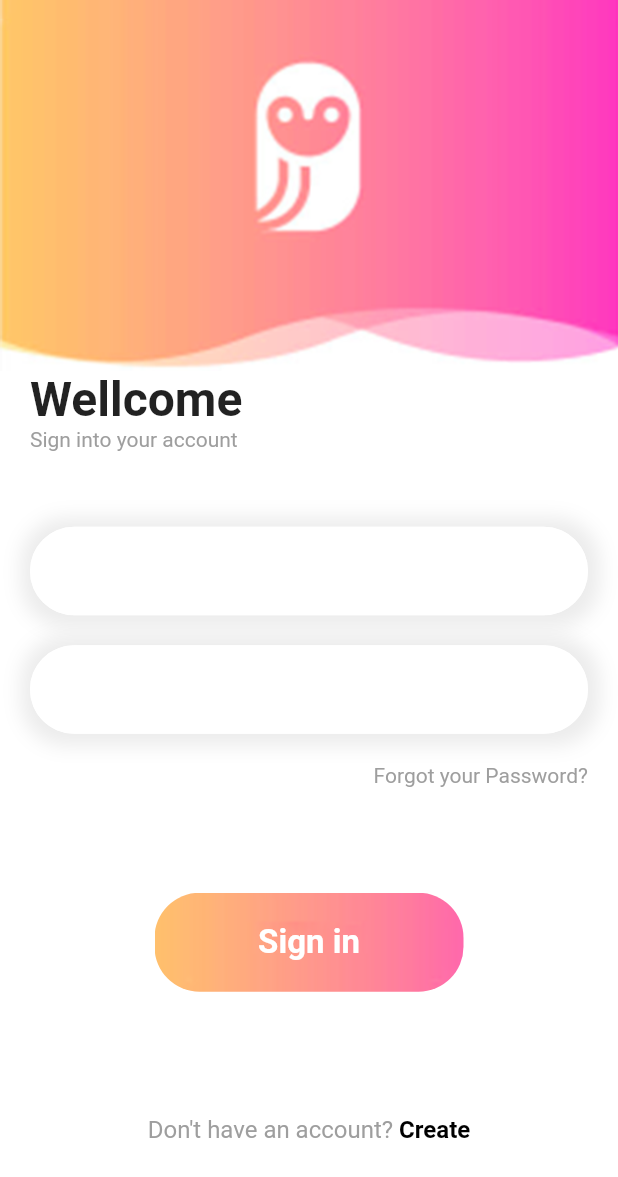
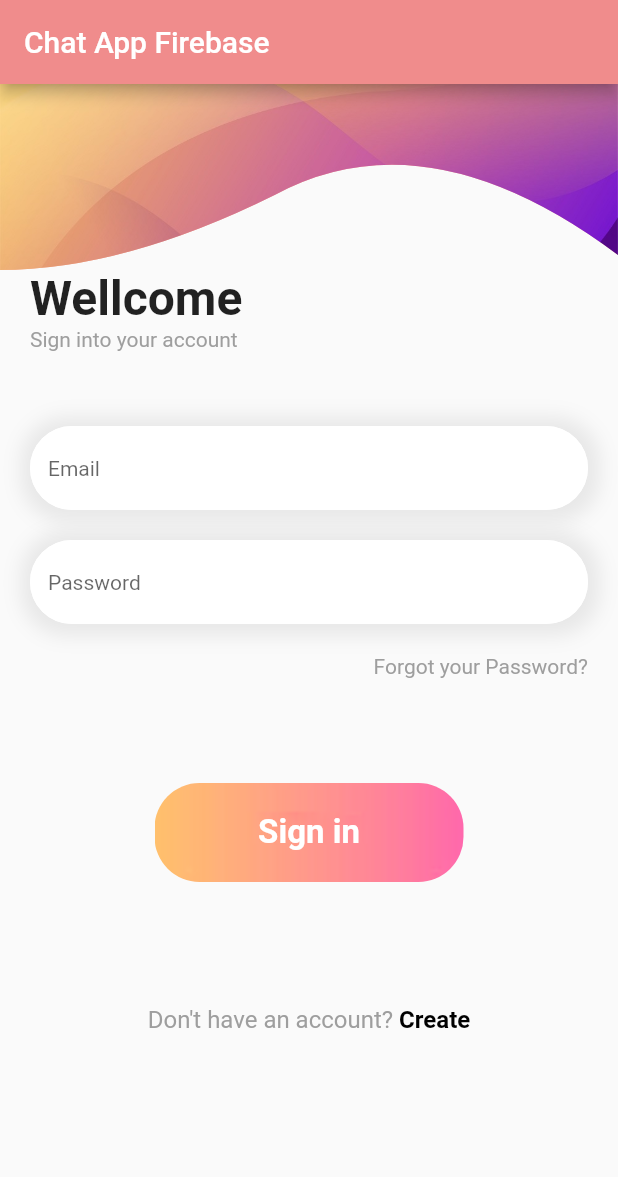
Before and after one commit to Ado2211/chat_app_firebase, a Flutter app: the screen it shows after launch, on a phone screen of 412 x 824 dp. Shown: the top 1177 px of the screen. Run offline on Flutter 3.47's test engine with Material 2 defaults, Android fonts, the phone set to English and light mode, and no system bars; our stand-ins replace firebase_auth, firebase_core, get; accounts and stored records are empty.

Commit message:
login page, assets

```diff
--- /dev/null
+++ b/lib/clipper.dart
@@ -0,0 +1,79 @@
+import 'package:flutter/material.dart';
+
+class MyWaveClipper extends StatelessWidget {
+  @override
+  Widget build(BuildContext context) {
+    return Scaffold(
+        appBar: AppBar(
+            title: Text("Chat App Firebase"),
+            backgroundColor: const Color.fromARGB(255, 240, 140, 140)),
+        body: Container(
+            child: Stack(
+          children: <Widget>[
+            //stack overlaps widgets
+            Opacity(
+              //semi red clippath with more height and with 0.5 opacity
+              opacity: 0.5,
+              child: ClipPath(
+                clipper: WaveClipper(), //set our custom wave clipper
+                child: Container(
+                  color: Colors.deepOrangeAccent,
+                  height: 200,
+                ),
+              ),
+            ),
+
+            ClipPath(
+              //upper clippath with less height
+              clipper: WaveClipper(), //set our custom wave clipper.
+              child: Container(
+                padding: EdgeInsets.only(bottom: 50),
+                decoration: BoxDecoration(
+                  image: DecorationImage(
+                      image: AssetImage("assets/img/loginimg.jpg"),
+                      fit: BoxFit.cover),
+                ),
+                height: 180,
+                alignment: Alignment.center,
+              ),
+            ),
+          ],
+        )));
+  }
+}
+
+//Costom CLipper class with Path
+class WaveClipper extends CustomClipper<Path> {
+  @override
+  Path getClip(Size size) {
+    var path = new Path();
+    path.lineTo(
+        0, size.height); //start path with this if you are making at bottom
+
+    var firstStart = Offset(size.width / 5, size.height);
+    //fist point of quadratic bezier curve
+    var firstEnd = Offset(size.width / 2.25, size.height - 50.0);
+    //second point of quadratic bezier curve
+    path.quadraticBezierTo(
+        firstStart.dx, firstStart.dy, firstEnd.dx, firstEnd.dy);
+
+    var secondStart =
+        Offset(size.width - (size.width / 3.24), size.height - 105);
+    //third point of quadratic bezier curve
+    var secondEnd = Offset(size.width, size.height - 10);
+    //fourth point of quadratic bezier curve
+    path.quadraticBezierTo(
+        secondStart.dx, secondStart.dy, secondEnd.dx, secondEnd.dy);
+
+    path.lineTo(
+        size.width, 0); //end with this path if you are making wave at bottom
+    path.close();
+    return path;
+  }
+
+  @override
+  bool shouldReclip(CustomClipper<Path> oldClipper) {
+    return false; //if new instance have different instance than old instance
+    //then you must return true;
+  }
+}
--- a/lib/pages/login_page.dart
+++ b/lib/pages/login_page.dart
@@ -1,7 +1,12 @@
+import 'package:chat_app_firebase/pages/register_page.dart';
+import 'package:flutter/gestures.dart';
 import 'package:flutter/material.dart';
+import 'package:get/get.dart';
+
+import '../clipper.dart';
 
 class LoginPage extends StatefulWidget {
-  const LoginPage({super.key});
+  const LoginPage({Key? key}) : super(key: key);
 
   @override
   _LoginPageState createState() => _LoginPageState();
@@ -10,20 +15,23 @@ class LoginPage extends StatefulWidget {
 class _LoginPageState extends State<LoginPage> {
   @override
   Widget build(BuildContext context) {
-    double w = MediaQuery.of(context).size.width;
-    double h = MediaQuery.of(context).size.height;
+    double w = Get.size.width;
+    double h = Get.size.height;
     return Scaffold(
-      backgroundColor: Colors.white,
-      body: Column(
-        children: [
-          Container(
-            width: w,
-            height: h * 0.3,
-            decoration: BoxDecoration(
-              image: DecorationImage(
-                  image: AssetImage("img/loginimg.png"), fit: BoxFit.cover),
+      appBar: AppBar(
+        toolbarHeight: 180,
+        backgroundColor: Colors.transparent,
+        elevation: 0.0,
+        flexibleSpace: ClipPath(
+          child: MyWaveClipper(),
         ),
       ),
+      body: SizedBox(
+        height: h,
+        width: w,
+        child: SingleChildScrollView(
+          child: Column(
+            children: [
               Container(
                 margin: const EdgeInsets.only(left: 20, right: 20),
                 width: w,
@@ -32,7 +40,8 @@ class _LoginPageState extends State<LoginPage> {
                   children: [
                     Text(
                       "Wellcome",
-                  style: TextStyle(fontSize: 32, fontWeight: FontWeight.bold),
+                      style:
+                          TextStyle(fontSize: 32, fontWeight: FontWeight.bold),
                     ),
                     Text(
                       "Sign into your account",
@@ -56,7 +65,9 @@ class _LoginPageState extends State<LoginPage> {
                                 color: Colors.grey.withOpacity(0.2))
                           ]),
                       child: TextField(
+                        style: TextStyle(fontSize: 14),
                         decoration: InputDecoration(
+                          hintText: "Email",
                           focusedBorder: OutlineInputBorder(
                               borderRadius: BorderRadius.circular(30),
                               borderSide:
@@ -85,7 +96,9 @@ class _LoginPageState extends State<LoginPage> {
                                 color: Colors.grey.withOpacity(0.2))
                           ]),
                       child: TextField(
+                        style: TextStyle(fontSize: 14),
                         decoration: InputDecoration(
+                          hintText: "Password",
                           focusedBorder: OutlineInputBorder(
                               borderRadius: BorderRadius.circular(30),
                               borderSide:
@@ -126,7 +139,8 @@ class _LoginPageState extends State<LoginPage> {
                 decoration: BoxDecoration(
                   borderRadius: BorderRadius.circular(30),
                   image: DecorationImage(
-                  image: AssetImage("img/loginbtn.png"), fit: BoxFit.cover),
+                      image: AssetImage("assets/img/loginbtn.png"),
+                      fit: BoxFit.cover),
                 ),
                 child: Center(
                   child: Text(
@@ -152,12 +166,15 @@ class _LoginPageState extends State<LoginPage> {
                             color: Colors.black,
                             fontSize: 16,
                             fontWeight: FontWeight.bold),
-                )
+                        recognizer: TapGestureRecognizer()
+                          ..onTap = () => Get.to(() => RegisterPage()))
                   ],
                 ),
               )
             ],
           ),
+        ),
+      ),
     );
   }
 }
--- a/pubspec.yaml
+++ b/pubspec.yaml
@@ -65,7 +65,7 @@ flutter:
 
   # To add assets to your application, add an assets section, like this:
    assets:
-   - img/
+   - assets/img/
 
   #   - images/a_dot_burr.jpeg
   #   - images/a_dot_ham.jpeg
```
Also changed, not shown: assets/img/f.png (renamed from img/f.png), assets/img/g.png (renamed from img/g.png), assets/img/loginbtn.png (renamed from img/loginbtn.png), assets/img/loginimg.jpg (added), assets/img/profile.png (renamed from img/profile.png), assets/img/profile1.png (renamed from img/profile1.png), assets/img/t.png (renamed from img/t.png), img/loginimg.png (deleted), img/signup.png (deleted), 1 other file. Lines whose indentation alone changed are shown as unchanged.
